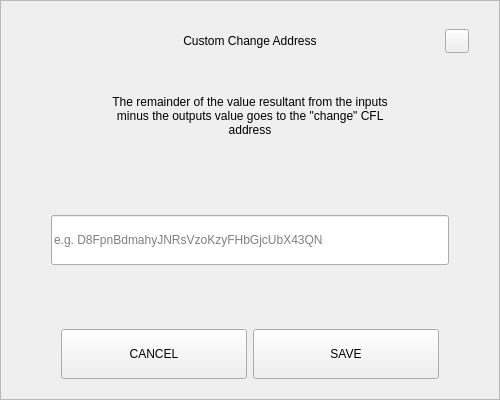
Before: the Qt Designer form src/qt/pivx/forms/sendchangeaddressdialog.ui in decenomy/DSW, drawn with Qt 5.
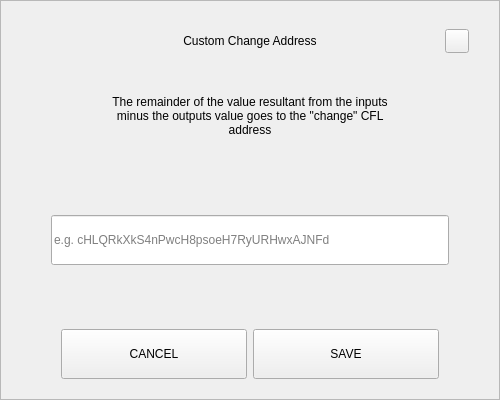
After: the same form once the commit is applied.

Diff of the .ui file:
```diff
--- a/src/qt/pivx/forms/sendchangeaddressdialog.ui
+++ b/src/qt/pivx/forms/sendchangeaddressdialog.ui
@@ -207,7 +207,7 @@
            </size>
           </property>
           <property name="placeholderText">
-           <string notr="true">e.g. D8FpnBdmahyJNRsVzoKzyFHbGjcUbX43QN</string>
+           <string notr="true">e.g. cHLQRkXkS4nPwcH8psoeH7RyURHwxAJNFd</string>
           </property>
          </widget>
         </item>
```
